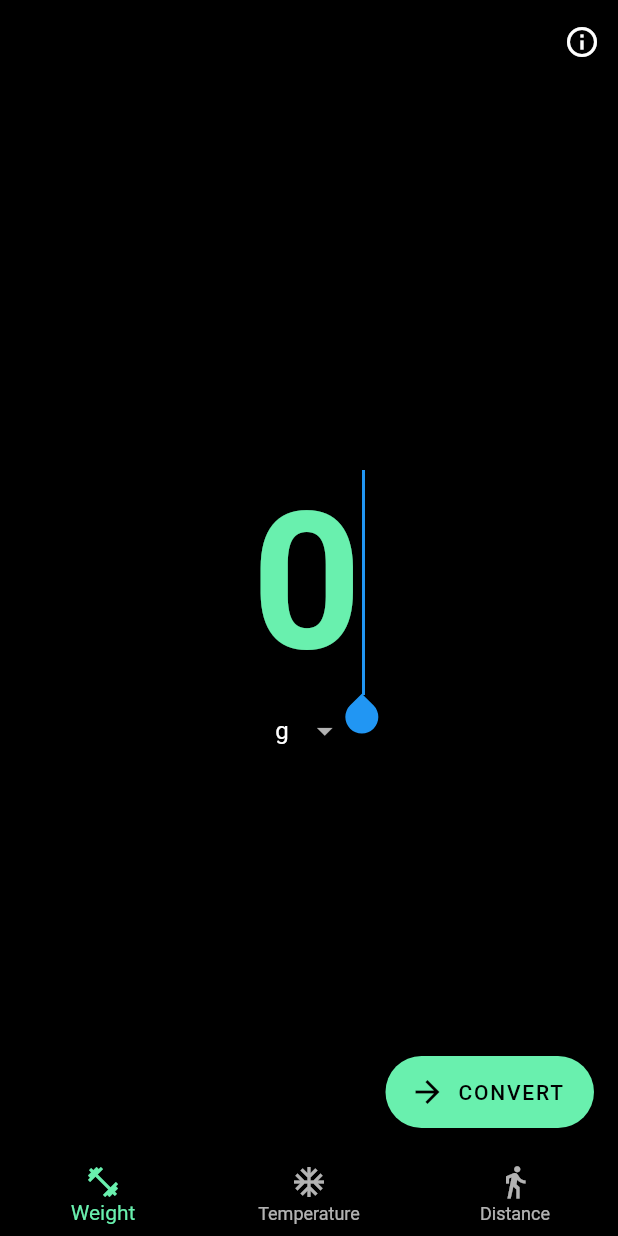
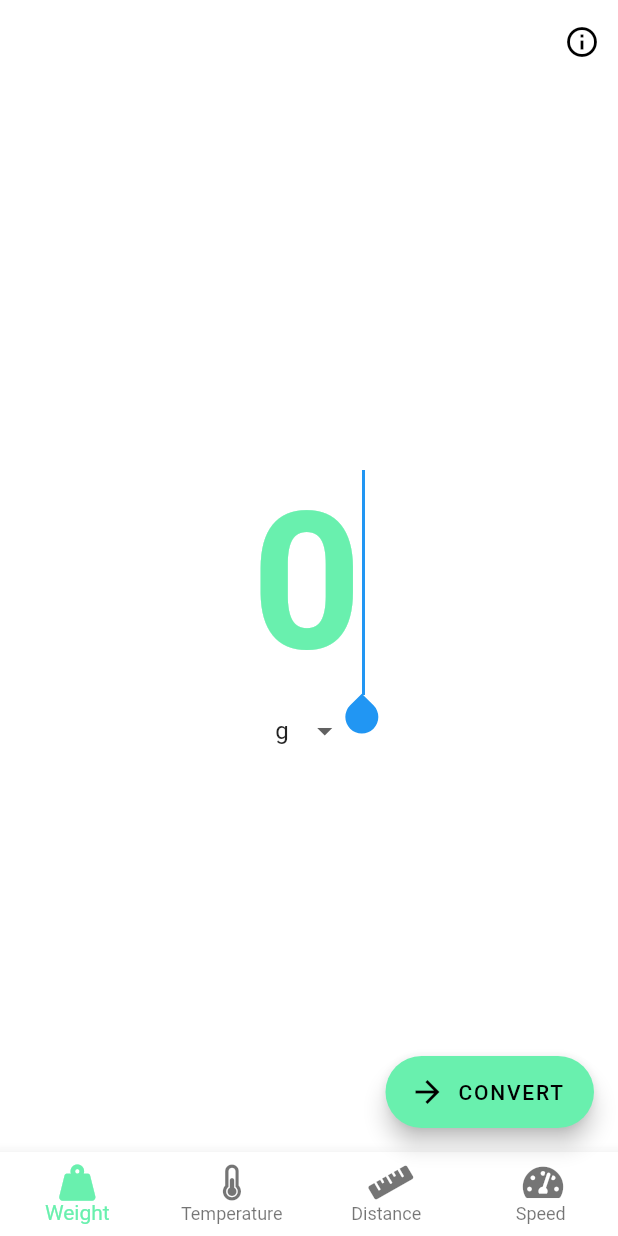
Before and after one commit to TobiasRitter/anyunit, a Flutter app: the screen it shows after launch, on a phone screen of 412 x 824 dp. Run offline on Flutter 3.47's test engine with Material 2 defaults, Android fonts, the phone set to English and light mode, and no system bars; our stand-ins replace bloc, equatable, flutter_bloc, font_awesome_flutter.

Commit message:
update icons and add speed category

```diff
--- a/lib/main.dart
+++ b/lib/main.dart
@@ -7,7 +7,7 @@ void main() => runApp(CleverConvertApp());
 class CleverConvertApp extends StatelessWidget {
   @override
   Widget build(BuildContext context) {
-    bool light = false;
+    bool light = true;
     return MaterialApp(
       title: 'CleverConvert',
       theme: light
--- a/lib/model/converter.dart
+++ b/lib/model/converter.dart
@@ -84,7 +84,22 @@ class Converter {
           getStandardizedValue: (val) => val / 1.094,
         ),
       },
-    )
+    ),
+    Category(
+      name: "Speed",
+      units: <Unit>{
+        Unit(
+          name: "m/s",
+          getConvertedValue: (val) => val,
+          getStandardizedValue: (val) => val,
+        ),
+        Unit(
+          name: "kmh",
+          getConvertedValue: (val) => val * 3.6,
+          getStandardizedValue: (val) => val / 3.6,
+        ),
+      },
+    ),
   };
 
   static Set<Category> get categories => _categories;
--- a/lib/view/inputscreen.dart
+++ b/lib/view/inputscreen.dart
@@ -3,6 +3,7 @@ import 'package:cleverconvert/model/converter.dart';
 import 'package:cleverconvert/view/resultsscreen.dart';
 import 'package:flutter/material.dart';
 import 'package:flutter_bloc/flutter_bloc.dart';
+import 'package:font_awesome_flutter/font_awesome_flutter.dart';
 
 class InputScreen extends StatefulWidget {
   @override
@@ -54,13 +55,14 @@ class _InputScreenState extends State<InputScreen> {
               ],
             ),
             bottomNavigationBar: BottomNavigationBar(
+              type: BottomNavigationBarType.fixed,
               selectedItemColor: Theme.of(context).accentColor,
               onTap: bloc.onCategoryChanged,
               currentIndex: state.categoryIndex,
               items: <BottomNavigationBarItem>[
                 BottomNavigationBarItem(
                   icon: Icon(
-                    Icons.fitness_center,
+                    FontAwesomeIcons.weightHanging,
                   ),
                   title: Text(
                     state.categories.elementAt(0),
@@ -68,7 +70,7 @@ class _InputScreenState extends State<InputScreen> {
                 ),
                 BottomNavigationBarItem(
                   icon: Icon(
-                    Icons.ac_unit,
+                    FontAwesomeIcons.thermometerHalf,
                   ),
                   title: Text(
                     state.categories.elementAt(1),
@@ -76,10 +78,18 @@ class _InputScreenState extends State<InputScreen> {
                 ),
                 BottomNavigationBarItem(
                   icon: Icon(
-                    Icons.directions_walk,
+                    FontAwesomeIcons.ruler,
                   ),
                   title: Text(
                     state.categories.elementAt(2),
+                  ),
+                ),
+                BottomNavigationBarItem(
+                  icon: Icon(
+                    FontAwesomeIcons.tachometerAlt,
+                  ),
+                  title: Text(
+                    state.categories.elementAt(3),
                   ),
                 ),
               ],
```
